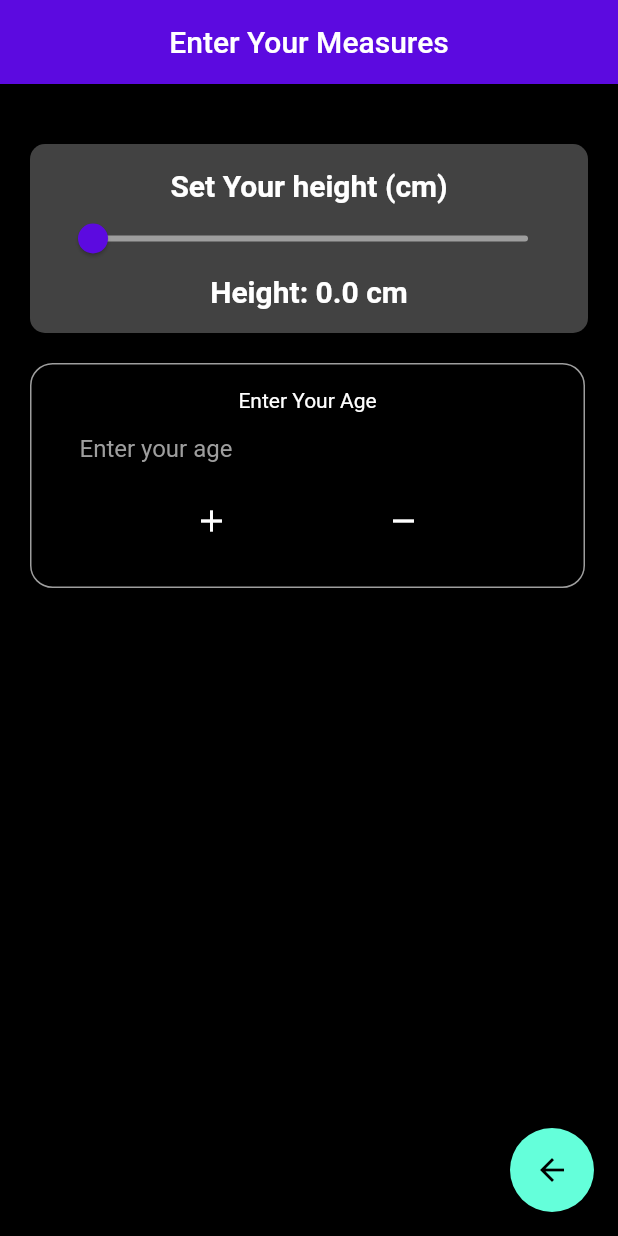
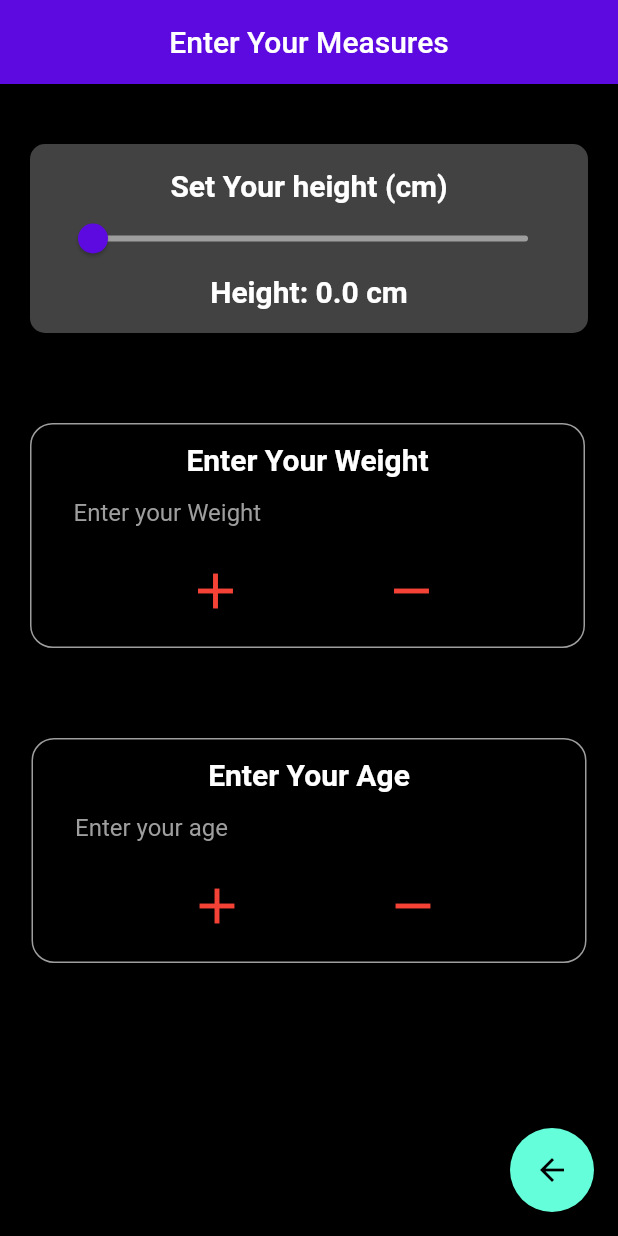
Before and after one commit to Abhinav0915/Vitality, a Flutter app: the bmi screen opened by its route, on a phone screen of 412 x 824 dp. Run offline on Flutter 3.47's test engine with Material 2 defaults, Android fonts, the light colour scheme and no system bars; our stand-ins replace firebase_auth, firebase_core, lottie; accounts and stored records are empty.

Commit message:
completed measure page

```diff
--- a/vitality/lib/screens/BMI.dart
+++ b/vitality/lib/screens/BMI.dart
@@ -12,6 +12,7 @@ class bmi extends StatefulWidget {
 
 class _bmiState extends State<bmi> {
   double _heightValue = 0.0;
+  final TextEditingController _weightController = TextEditingController();
   final TextEditingController _ageController = TextEditingController();
   int age = 0;
 
@@ -74,11 +75,14 @@ class _bmiState extends State<bmi> {
                 ),
               ),
             ),
+            const SizedBox(
+              height: 40.0,
+            ),
             Row(
               crossAxisAlignment: CrossAxisAlignment.center,
               children: [
                 Container(
-                  padding: EdgeInsets.all(16),
+                  padding: EdgeInsets.all(12),
                   margin: EdgeInsets.fromLTRB(20, 20, 0, 0),
                   decoration: BoxDecoration(
                     borderRadius: BorderRadius.circular(15.0),
@@ -96,12 +100,15 @@ class _bmiState extends State<bmi> {
                     crossAxisAlignment: CrossAxisAlignment.center,
                     children: [
                       const Center(
-                        child: Text(
-                          "Enter Your Age",
+                          child: Text(
+                        "Enter Your Weight",
+                        style: const TextStyle(
+                          fontSize: 20.0,
+                          fontWeight: FontWeight.bold,
                         ),
-                      ),
+                      )),
                       TextField(
-                        controller: _ageController,
+                        controller: _weightController,
                         onChanged: (value) {
                           final int parsedValue = int.tryParse(value) ?? age;
                           setState(() {
@@ -111,7 +118,7 @@ class _bmiState extends State<bmi> {
                         keyboardType: TextInputType.number,
                         decoration: const InputDecoration(
                           border: InputBorder.none,
-                          hintText: 'Enter your age',
+                          hintText: 'Enter your Weight',
                           hintStyle: TextStyle(
                             color: Colors.grey,
                             fontSize: 16.0,
@@ -129,7 +136,11 @@ class _bmiState extends State<bmi> {
                                 _ageController.text = age.toString();
                               });
                             },
-                            icon: Icon(Icons.add),
+                            icon: const Icon(
+                              Icons.add,
+                              size: 40.0,
+                              color: Colors.red,
+                            ),
                           ),
                           IconButton(
                             onPressed: () {
@@ -138,7 +149,8 @@ class _bmiState extends State<bmi> {
                                 _ageController.text = age.toString();
                               });
                             },
-                            icon: Icon(Icons.remove),
+                            icon: Icon(Icons.remove,
+                                size: 40.0, color: Colors.red),
                           ),
                         ],
                       ),
@@ -146,7 +158,85 @@ class _bmiState extends State<bmi> {
                   ),
                 ),
               ],
-            )
+            ),
+            const SizedBox(
+              height: 40.0,
+            ),
+            Container(
+              padding: EdgeInsets.all(12),
+              margin: EdgeInsets.fromLTRB(20, 20, 20, 0),
+              decoration: BoxDecoration(
+                borderRadius: BorderRadius.circular(15.0),
+                border: Border.all(color: Colors.grey),
+                boxShadow: const [
+                  BoxShadow(
+                    offset: Offset(1.0, 2.0),
+                    blurRadius: 2.0,
+                  ),
+                ],
+              ),
+              height: 150.0,
+              width: 370.0,
+              child: Column(
+                crossAxisAlignment: CrossAxisAlignment.center,
+                children: [
+                  const Center(
+                      child: Text(
+                    "Enter Your Age",
+                    style: const TextStyle(
+                      fontSize: 20.0,
+                      fontWeight: FontWeight.bold,
+                    ),
+                  )),
+                  TextField(
+                    controller: _ageController,
+                    onChanged: (value) {
+                      final int parsedValue = int.tryParse(value) ?? age;
+                      setState(() {
+                        age = parsedValue;
+                      });
+                    },
+                    keyboardType: TextInputType.number,
+                    decoration: const InputDecoration(
+                      border: InputBorder.none,
+                      hintText: 'Enter your age',
+                      hintStyle: TextStyle(
+                        color: Colors.grey,
+                        fontSize: 16.0,
+                      ),
+                      contentPadding: EdgeInsets.only(left: 16.0),
+                    ),
+                  ),
+                  Row(
+                    mainAxisAlignment: MainAxisAlignment.spaceEvenly,
+                    children: [
+                      IconButton(
+                        onPressed: () {
+                          setState(() {
+                            age++;
+                            _ageController.text = age.toString();
+                          });
+                        },
+                        icon: const Icon(
+                          Icons.add,
+                          size: 40.0,
+                          color: Colors.red,
+                        ),
+                      ),
+                      IconButton(
+                        onPressed: () {
+                          setState(() {
+                            age--;
+                            _ageController.text = age.toString();
+                          });
+                        },
+                        icon: Icon(Icons.remove, size: 40.0, color: Colors.red),
+                      ),
+                    ],
+                  ),
+                ],
+              ),
+            ),
           ],
         ),
       ),
```
